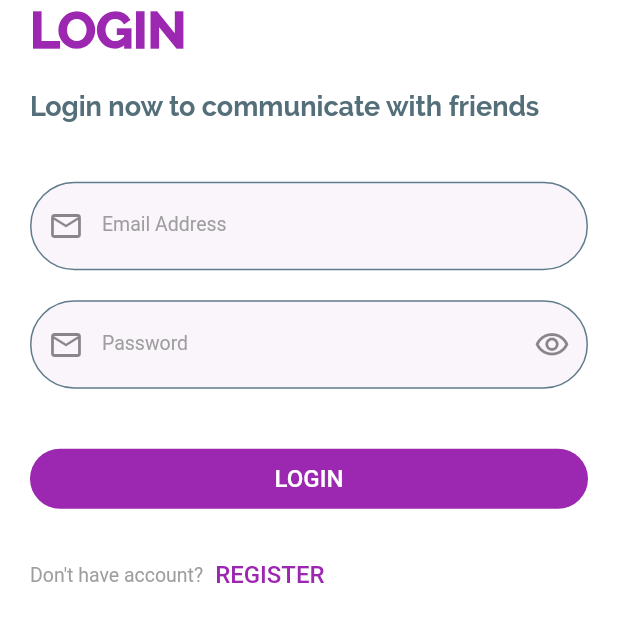
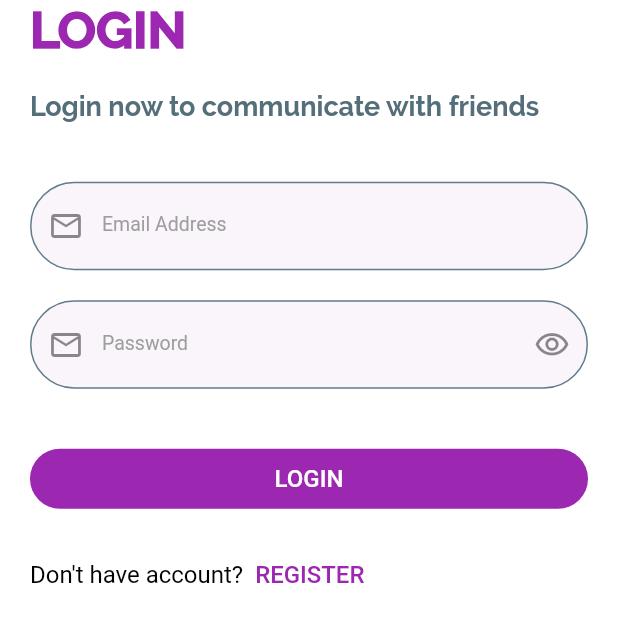
Before and after one commit to Abdo73873/social_app, a Flutter app: the screen it shows after launch, on a phone screen of 412 x 824 dp, the part 422-1064 px from its top. Run offline on Flutter 3.47's test engine with Material 2 defaults, Android fonts, the light colour scheme and no system bars; our stand-ins replace bloc, cached_network_image, cloud_firestore, conditional_builder_null_safety, dio, firebase_auth and 7 more; accounts and stored records are empty.

Commit message:
update in login screen

```diff
--- a/lib/modules/login/login_screen.dart
+++ b/lib/modules/login/login_screen.dart
@@ -142,7 +142,7 @@ class LoginScreen extends StatelessWidget {
                           children: [
                             Text(
                               'Don\'t have account?',
-                              style: Theme.of(context).textTheme.labelMedium,
+                              style: Theme.of(context).textTheme.bodyMedium,
                             ),
                             defaultText(
                               text: 'REGISTER',
```
